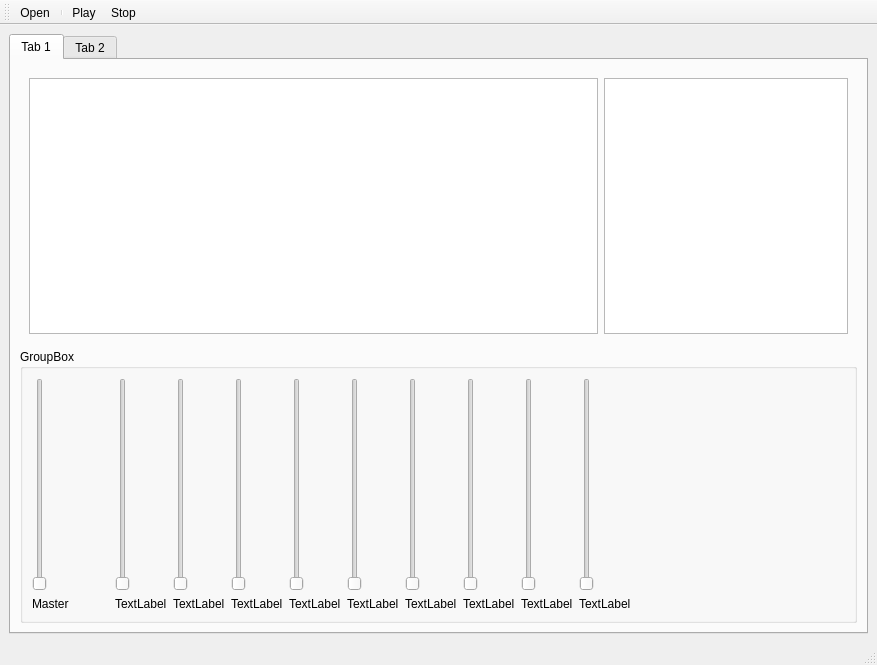
This is gui.ui in osama51/equalizer as Qt 5 draws it before an edit. The edited form follows.
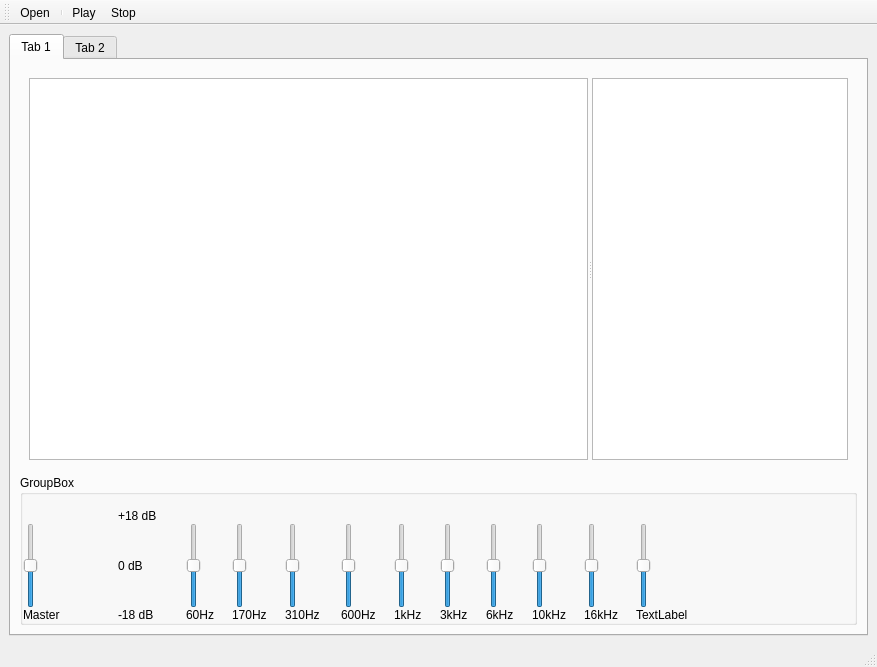
This is the edited form. Icons and pictures are not drawn. Custom widgets are drawn as their Qt base class.

Commit message: equalizer/gain+xylo_ui added

The edit to the form file:
```diff
--- a/gui.ui
+++ b/gui.ui
@@ -7,7 +7,7 @@
     <x>0</x>
     <y>0</y>
     <width>877</width>
-    <height>665</height>
+    <height>667</height>
    </rect>
   </property>
   <property name="windowTitle">
@@ -27,189 +27,124 @@
        <layout class="QGridLayout" name="gridLayout">
         <item row="0" column="0">
          <widget class="QWidget" name="widget" native="true">
-          <layout class="QHBoxLayout" name="horizontalLayout" stretch="70,30">
-           <item>
-            <widget class="PlotWidget" name="grMain"/>
-           </item>
-           <item>
-            <widget class="PlotWidget" name="grSpec"/>
+          <layout class="QGridLayout" name="gridLayout_3" rowstretch="0">
+           <item row="0" column="0">
+            <widget class="QSplitter" name="splitter">
+             <property name="orientation">
+              <enum>Qt::Horizontal</enum>
+             </property>
+             <widget class="PlotWidget" name="grMain">
+              <property name="sizePolicy">
+               <sizepolicy hsizetype="Expanding" vsizetype="Expanding">
+                <horstretch>70</horstretch>
+                <verstretch>0</verstretch>
+               </sizepolicy>
+              </property>
+             </widget>
+             <widget class="PlotWidget" name="grSpec">
+              <property name="sizePolicy">
+               <sizepolicy hsizetype="Fixed" vsizetype="Expanding">
+                <horstretch>30</horstretch>
+                <verstretch>0</verstretch>
+               </sizepolicy>
+              </property>
+             </widget>
+            </widget>
            </item>
           </layout>
          </widget>
         </item>
         <item row="1" column="0">
          <widget class="QGroupBox" name="groupBox">
+          <property name="sizePolicy">
+           <sizepolicy hsizetype="Preferred" vsizetype="Minimum">
+            <horstretch>0</horstretch>
+            <verstretch>0</verstretch>
+           </sizepolicy>
+          </property>
           <property name="minimumSize">
            <size>
             <width>0</width>
             <height>0</height>
            </size>
           </property>
+          <property name="maximumSize">
+           <size>
+            <width>16777215</width>
+            <height>150</height>
+           </size>
+          </property>
           <property name="title">
            <string>GroupBox</string>
           </property>
           <layout class="QGridLayout" name="gridLayout_2">
-           <item row="0" column="3">
-            <widget class="QSlider" name="verticalSlider_3">
-             <property name="orientation">
-              <enum>Qt::Vertical</enum>
+           <property name="leftMargin">
+            <number>0</number>
+           </property>
+           <property name="topMargin">
+            <number>0</number>
+           </property>
+           <property name="rightMargin">
+            <number>0</number>
+           </property>
+           <property name="bottomMargin">
+            <number>0</number>
+           </property>
+           <property name="horizontalSpacing">
+            <number>18</number>
+           </property>
+           <property name="verticalSpacing">
+            <number>0</number>
+           </property>
+           <item row="2" column="0">
+            <widget class="QSlider" name="verticalSlider_gain">
+             <property name="maximum">
+              <number>200</number>
              </property>
-            </widget>
-           </item>
-           <item row="0" column="11">
-            <spacer name="verticalSpacer">
-             <property name="orientation">
-              <enum>Qt::Vertical</enum>
+             <property name="value">
+              <number>100</number>
              </property>
-             <property name="sizeHint" stdset="0">
-              <size>
-               <width>20</width>
-               <height>40</height>
-              </size>
-             </property>
-            </spacer>
-           </item>
-           <item row="0" column="4">
-            <widget class="QSlider" name="verticalSlider_4">
              <property name="orientation">
               <enum>Qt::Vertical</enum>
              </property>
             </widget>
            </item>
-           <item row="0" column="0">
-            <widget class="QSlider" name="verticalSlider">
-             <property name="orientation">
-              <enum>Qt::Vertical</enum>
-             </property>
-            </widget>
-           </item>
-           <item row="0" column="7">
-            <widget class="QSlider" name="verticalSlider_7">
-             <property name="orientation">
-              <enum>Qt::Vertical</enum>
-             </property>
-            </widget>
-           </item>
-           <item row="0" column="9">
-            <widget class="QSlider" name="verticalSlider_9">
-             <property name="orientation">
-              <enum>Qt::Vertical</enum>
-             </property>
-            </widget>
-           </item>
-           <item row="0" column="6">
-            <widget class="QSlider" name="verticalSlider_6">
-             <property name="orientation">
-              <enum>Qt::Vertical</enum>
-             </property>
-            </widget>
-           </item>
-           <item row="0" column="2">
-            <widget class="QSlider" name="verticalSlider_2">
-             <property name="orientation">
-              <enum>Qt::Vertical</enum>
-             </property>
-            </widget>
-           </item>
-           <item row="0" column="5">
-            <widget class="QSlider" name="verticalSlider_5">
-             <property name="orientation">
-              <enum>Qt::Vertical</enum>
-             </property>
-            </widget>
-           </item>
-           <item row="0" column="8">
-            <widget class="QSlider" name="verticalSlider_8">
-             <property name="orientation">
-              <enum>Qt::Vertical</enum>
-             </property>
-            </widget>
-           </item>
-           <item row="0" column="10">
-            <widget class="QSlider" name="verticalSlider_10">
-             <property name="orientation">
-              <enum>Qt::Vertical</enum>
-             </property>
-            </widget>
-           </item>
-           <item row="1" column="0">
-            <widget class="QLabel" name="label">
-             <property name="text">
-              <string>Master</string>
-             </property>
-            </widget>
-           </item>
-           <item row="1" column="3">
+           <item row="3" column="5">
             <widget class="QLabel" name="label_3">
              <property name="text">
-              <string>TextLabel</string>
+              <string>170Hz</string>
              </property>
             </widget>
            </item>
-           <item row="1" column="2">
+           <item row="3" column="4">
             <widget class="QLabel" name="label_2">
              <property name="text">
-              <string>TextLabel</string>
+              <string>60Hz</string>
              </property>
             </widget>
            </item>
-           <item row="1" column="5">
-            <widget class="QLabel" name="label_5">
+           <item row="0" column="13">
+            <widget class="QLabel" name="label_22">
              <property name="text">
-              <string>TextLabel</string>
+              <string/>
              </property>
             </widget>
            </item>
-           <item row="1" column="4">
-            <widget class="QLabel" name="label_4">
+           <item row="3" column="0">
+            <widget class="QLabel" name="label">
              <property name="text">
-              <string>TextLabel</string>
+              <string>Master</string>
              </property>
             </widget>
            </item>
-           <item row="1" column="6">
-            <widget class="QLabel" name="label_6">
-             <property name="text">
-              <string>TextLabel</string>
-             </property>
-            </widget>
-           </item>
-           <item row="1" column="8">
+           <item row="3" column="10">
             <widget class="QLabel" name="label_8">
              <property name="text">
-              <string>TextLabel</string>
+              <string>6kHz</string>
              </property>
             </widget>
            </item>
-           <item row="0" column="12">
-            <widget class="QLabel" name="inst_image">
-             <property name="text">
-              <string/>
-             </property>
-            </widget>
-           </item>
-           <item row="1" column="10">
-            <widget class="QLabel" name="label_10">
-             <property name="text">
-              <string>TextLabel</string>
-             </property>
-            </widget>
-           </item>
-           <item row="1" column="7">
-            <widget class="QLabel" name="label_7">
-             <property name="text">
-              <string>TextLabel</string>
-             </property>
-            </widget>
-           </item>
-           <item row="1" column="9">
-            <widget class="QLabel" name="label_9">
-             <property name="text">
-              <string>TextLabel</string>
-             </property>
-            </widget>
-           </item>
-           <item row="0" column="1">
+           <item row="2" column="2">
             <spacer name="horizontalSpacer">
              <property name="orientation">
               <enum>Qt::Horizontal</enum>
@@ -225,6 +160,289 @@
              </property>
             </spacer>
            </item>
+           <item row="3" column="9">
+            <widget class="QLabel" name="label_7">
+             <property name="text">
+              <string>3kHz</string>
+             </property>
+            </widget>
+           </item>
+           <item row="2" column="14">
+            <widget class="QLabel" name="inst_image">
+             <property name="text">
+              <string/>
+             </property>
+            </widget>
+           </item>
+           <item row="3" column="7">
+            <widget class="QLabel" name="label_5">
+             <property name="text">
+              <string>600Hz</string>
+             </property>
+            </widget>
+           </item>
+           <item row="3" column="11">
+            <widget class="QLabel" name="label_9">
+             <property name="text">
+              <string>10kHz</string>
+             </property>
+            </widget>
+           </item>
+           <item row="3" column="3">
+            <widget class="QLabel" name="label_24">
+             <property name="text">
+              <string>-18 dB</string>
+             </property>
+            </widget>
+           </item>
+           <item row="0" column="12">
+            <widget class="QLabel" name="label_16k">
+             <property name="text">
+              <string/>
+             </property>
+            </widget>
+           </item>
+           <item row="3" column="8">
+            <widget class="QLabel" name="label_6">
+             <property name="text">
+              <string>1kHz</string>
+             </property>
+            </widget>
+           </item>
+           <item row="3" column="13">
+            <widget class="QLabel" name="label_12">
+             <property name="text">
+              <string>TextLabel</string>
+             </property>
+            </widget>
+           </item>
+           <item row="2" column="3">
+            <widget class="QLabel" name="label_23">
+             <property name="text">
+              <string>0 dB</string>
+             </property>
+            </widget>
+           </item>
+           <item row="3" column="12">
+            <widget class="QLabel" name="label_10">
+             <property name="text">
+              <string>16kHz</string>
+             </property>
+            </widget>
+           </item>
+           <item row="3" column="6">
+            <widget class="QLabel" name="label_4">
+             <property name="text">
+              <string>310Hz </string>
+             </property>
+            </widget>
+           </item>
+           <item row="1" column="0">
+            <widget class="QLabel" name="label_master_gain">
+             <property name="text">
+              <string/>
+             </property>
+            </widget>
+           </item>
+           <item row="0" column="7">
+            <widget class="QLabel" name="label_600">
+             <property name="text">
+              <string/>
+             </property>
+            </widget>
+           </item>
+           <item row="0" column="9">
+            <widget class="QLabel" name="label_3k">
+             <property name="text">
+              <string/>
+             </property>
+            </widget>
+           </item>
+           <item row="0" column="5">
+            <widget class="QLabel" name="label_170">
+             <property name="text">
+              <string/>
+             </property>
+            </widget>
+           </item>
+           <item row="0" column="10">
+            <widget class="QLabel" name="label_6k">
+             <property name="text">
+              <string/>
+             </property>
+            </widget>
+           </item>
+           <item row="0" column="6">
+            <widget class="QLabel" name="label_310">
+             <property name="text">
+              <string/>
+             </property>
+            </widget>
+           </item>
+           <item row="0" column="11">
+            <widget class="QLabel" name="label_10k">
+             <property name="text">
+              <string/>
+             </property>
+            </widget>
+           </item>
+           <item row="0" column="8">
+            <widget class="QLabel" name="label_1k">
+             <property name="text">
+              <string/>
+             </property>
+            </widget>
+           </item>
+           <item row="1" column="3">
+            <widget class="QLabel" name="label_25">
+             <property name="maximumSize">
+              <size>
+               <width>50</width>
+               <height>16777215</height>
+              </size>
+             </property>
+             <property name="text">
+              <string>+18 dB</string>
+             </property>
+            </widget>
+           </item>
+           <item row="0" column="4">
+            <widget class="QLabel" name="label_60">
+             <property name="text">
+              <string/>
+             </property>
+            </widget>
+           </item>
+           <item row="2" column="12">
+            <widget class="QSlider" name="verticalSlider_16k">
+             <property name="minimum">
+              <number>-18</number>
+             </property>
+             <property name="maximum">
+              <number>18</number>
+             </property>
+             <property name="orientation">
+              <enum>Qt::Vertical</enum>
+             </property>
+            </widget>
+           </item>
+           <item row="2" column="5">
+            <widget class="QSlider" name="verticalSlider_170">
+             <property name="minimum">
+              <number>-18</number>
+             </property>
+             <property name="maximum">
+              <number>18</number>
+             </property>
+             <property name="orientation">
+              <enum>Qt::Vertical</enum>
+             </property>
+            </widget>
+           </item>
+           <item row="2" column="4">
+            <widget class="QSlider" name="verticalSlider_60">
+             <property name="minimum">
+              <number>-18</number>
+             </property>
+             <property name="maximum">
+              <number>18</number>
+             </property>
+             <property name="orientation">
+              <enum>Qt::Vertical</enum>
+             </property>
+            </widget>
+           </item>
+           <item row="2" column="11">
+            <widget class="QSlider" name="verticalSlider_10k">
+             <property name="minimum">
+              <number>-18</number>
+             </property>
+             <property name="maximum">
+              <number>18</number>
+             </property>
+             <property name="orientation">
+              <enum>Qt::Vertical</enum>
+             </property>
+            </widget>
+           </item>
+           <item row="2" column="10">
+            <widget class="QSlider" name="verticalSlider_6k">
+             <property name="minimum">
+              <number>-18</number>
+             </property>
+             <property name="maximum">
+              <number>18</number>
+             </property>
+             <property name="orientation">
+              <enum>Qt::Vertical</enum>
+             </property>
+            </widget>
+           </item>
+           <item row="2" column="9">
+            <widget class="QSlider" name="verticalSlider_3k">
+             <property name="minimum">
+              <number>-18</number>
+             </property>
+             <property name="maximum">
+              <number>18</number>
+             </property>
+             <property name="orientation">
+              <enum>Qt::Vertical</enum>
+             </property>
+            </widget>
+           </item>
+           <item row="2" column="6">
+            <widget class="QSlider" name="verticalSlider_310">
+             <property name="minimum">
+              <number>-18</number>
+             </property>
+             <property name="maximum">
+              <number>18</number>
+             </property>
+             <property name="orientation">
+              <enum>Qt::Vertical</enum>
+             </property>
+            </widget>
+           </item>
+           <item row="2" column="7">
+            <widget class="QSlider" name="verticalSlider_600">
+             <property name="minimum">
+              <number>-18</number>
+             </property>
+             <property name="maximum">
+              <number>18</number>
+             </property>
+             <property name="orientation">
+              <enum>Qt::Vertical</enum>
+             </property>
+            </widget>
+           </item>
+           <item row="2" column="8">
+            <widget class="QSlider" name="verticalSlider_1k">
+             <property name="minimum">
+              <number>-18</number>
+             </property>
+             <property name="maximum">
+              <number>18</number>
+             </property>
+             <property name="orientation">
+              <enum>Qt::Vertical</enum>
+             </property>
+            </widget>
+           </item>
+           <item row="2" column="13">
+            <widget class="QSlider" name="verticalSlider_11">
+             <property name="minimum">
+              <number>-18</number>
+             </property>
+             <property name="maximum">
+              <number>18</number>
+             </property>
+             <property name="orientation">
+              <enum>Qt::Vertical</enum>
+             </property>
+            </widget>
+           </item>
           </layout>
          </widget>
         </item>
```
Left out of the diff: 288 changed lines with no effect on the pictures. The commit also changes 1 other file.
